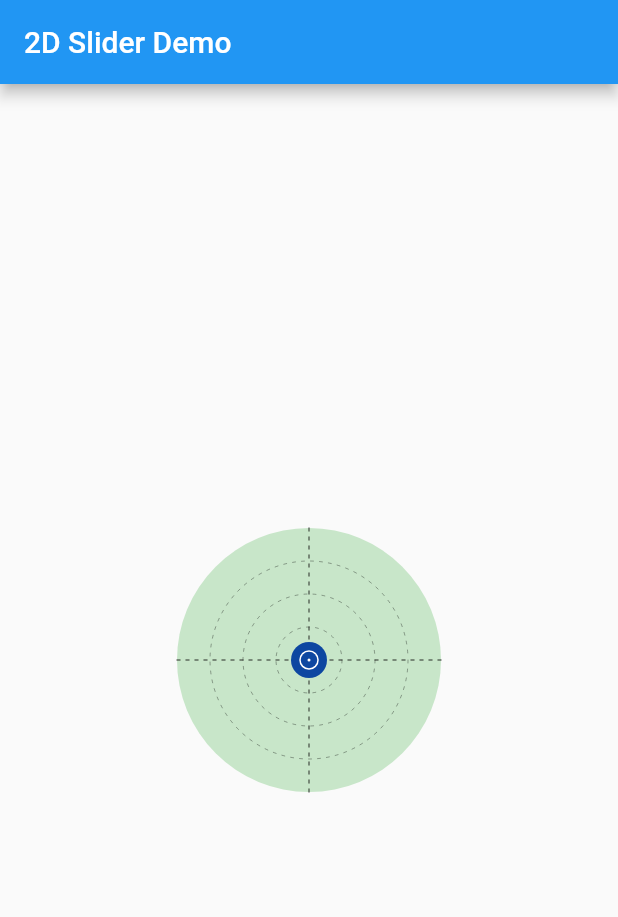
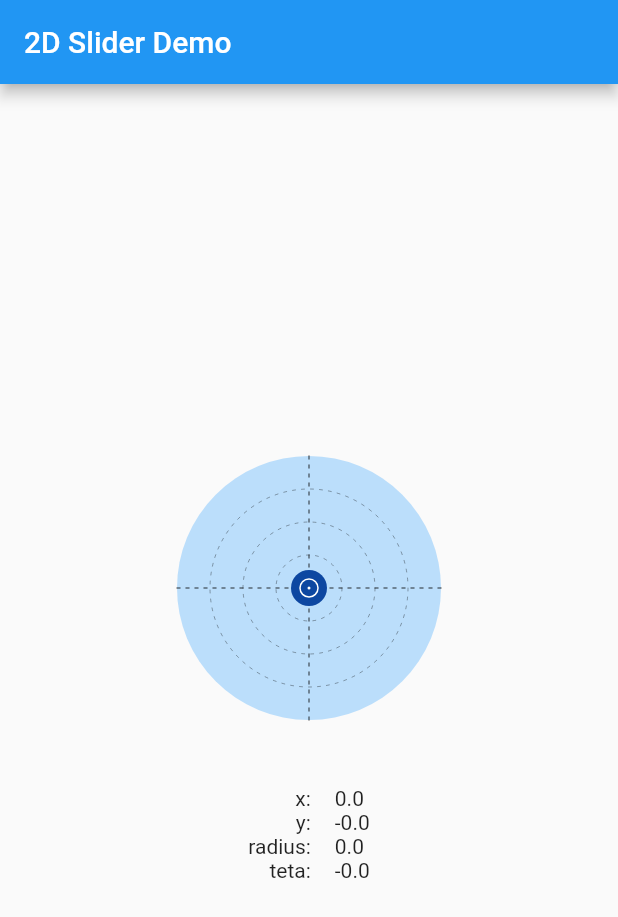
Before and after one commit to fcodelabs/slider_2d, a Flutter app: the screen it shows after launch, on a phone screen of 412 x 824 dp. Shown: the top 917 px of the screen. Run offline on Flutter 3.47's test engine with Material 2 defaults, Android fonts, the phone set to English and light mode, and no system bars.

```diff
--- a/example/lib/home_page.dart
+++ b/example/lib/home_page.dart
@@ -2,6 +2,8 @@ import 'package:flutter/material.dart';
 import 'package:slider2d/slider2d.dart';
 
 class HomePage extends StatelessWidget {
+  final _gridValue = ValueNotifier<GridValue>(null);
+
   @override
   Widget build(BuildContext context) {
     return Scaffold(
@@ -12,14 +14,45 @@ class HomePage extends StatelessWidget {
         mainAxisAlignment: MainAxisAlignment.center,
         crossAxisAlignment: CrossAxisAlignment.center,
         children: <Widget>[
-          SizedBox(width: double.infinity),
           Slider2D(
             length: 200,
             gridTheme: GridTheme(
-              background: Colors.green[100],
+              background: Colors.blue[100],
               showGrid: true,
               showAxis: true,
             ),
+            onChange: (value) => _gridValue.value = value,
+          ),
+          SizedBox(
+            width: double.infinity,
+            height: 32,
+          ),
+          Row(
+            mainAxisAlignment: MainAxisAlignment.center,
+            children: <Widget>[
+              Column(
+                crossAxisAlignment: CrossAxisAlignment.end,
+                children: <Widget>[
+                  Text("x:"),
+                  Text("y:"),
+                  Text("radius:"),
+                  Text("teta:"),
+                ],
+              ),
+              SizedBox(width: 16),
+              ValueListenableBuilder<GridValue>(
+                valueListenable: _gridValue,
+                builder: (context, value, _) => Column(
+                  crossAxisAlignment: CrossAxisAlignment.start,
+                  children: <Widget>[
+                    Text("${value.x}"),
+                    Text("${value.y}"),
+                    Text("${value.r}"),
+                    Text("${value.teta}"),
+                  ],
+                ),
+              ),
+            ],
           ),
         ],
       ),
--- a/lib/slider2d.dart
+++ b/lib/slider2d.dart
@@ -2,5 +2,6 @@ library slider2d;
 
 export 'src/grid.dart';
 export 'src/grid_theme.dart';
+export 'src/grid_value.dart';
 export 'src/pointer.dart';
 export 'src/slider_2d.dart';
--- a/lib/src/slider_2d.dart
+++ b/lib/src/slider_2d.dart
@@ -1,10 +1,10 @@
 import 'dart:math';
 
 import 'package:flutter/material.dart';
-import 'package:slider2d/src/grid_value.dart';
 
 import 'grid.dart';
 import 'grid_theme.dart';
+import 'grid_value.dart';
 import 'pointer.dart';
 
 /// This will generate a [Widget] that will be used as the pointer of this
@@ -127,9 +127,9 @@ class Slider2D extends StatelessWidget {
     final limit = (length / 2) - dl;
     onChange?.call(GridValue(
       x: vector.dx / limit,
-      y: vector.dy / limit,
+      y: -vector.dy / limit,
       r: vector.distance / limit,
-      teta: vector.direction,
+      teta: -vector.direction,
     ));
     _position.value = value;
   }
```
